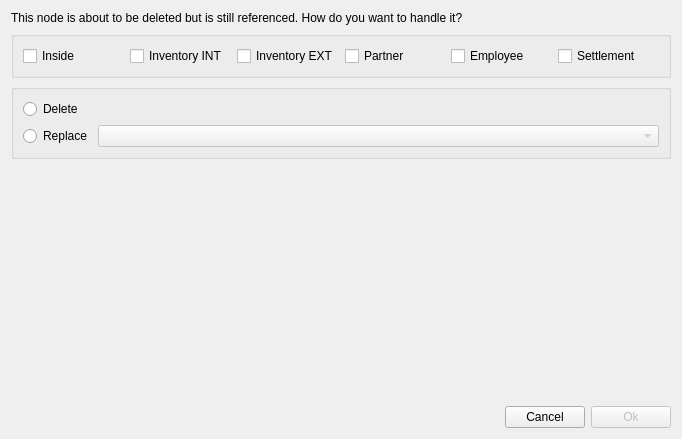
Qt form dialog/deletenode/leafdeletedialog.ui (ytxerp/ytx-client) before a commit.
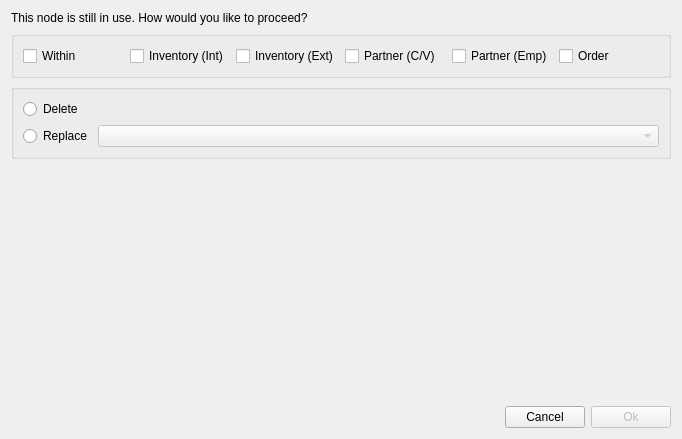
The same form after that commit. Custom widgets are drawn as their Qt base class.

Diff of the .ui file:
```diff
--- a/dialog/deletenode/leafdeletedialog.ui
+++ b/dialog/deletenode/leafdeletedialog.ui
@@ -130,7 +130,7 @@
          <string>Currently referenced by linked nodes within the same section.</string>
         </property>
         <property name="text">
-         <string>Inside</string>
+         <string>Within</string>
         </property>
        </widget>
       </item>
@@ -140,7 +140,7 @@
          <string>This inventory node (internal unit) is currently referenced by partner, sale, or purchase entries.</string>
         </property>
         <property name="text">
-         <string>Inventory INT</string>
+         <string>Inventory (Int)</string>
         </property>
        </widget>
       </item>
@@ -150,7 +150,7 @@
          <string>This inventory node (external unit) is currently referenced by partner entries.</string>
         </property>
         <property name="text">
-         <string>Inventory EXT</string>
+         <string>Inventory (Ext)</string>
         </property>
        </widget>
       </item>
@@ -160,7 +160,7 @@
          <string>This partner node (customer or vendor) is currently referenced by sale or purchase nodes.</string>
         </property>
         <property name="text">
-         <string>Partner</string>
+         <string>Partner (C/V)</string>
         </property>
        </widget>
       </item>
@@ -170,7 +170,7 @@
          <string>This partner node (employee) is currently referenced by sale or purchase nodes.</string>
         </property>
         <property name="text">
-         <string>Employee</string>
+         <string>Partner (Emp)</string>
         </property>
        </widget>
       </item>
@@ -180,7 +180,7 @@
          <string>This order node (sale or purchase) is currently settled.</string>
         </property>
         <property name="text">
-         <string>Settlement</string>
+         <string>Order</string>
         </property>
        </widget>
       </item>
@@ -190,7 +190,7 @@
    <item row="0" column="0">
     <widget class="QLabel" name="label">
      <property name="text">
-      <string>This node is about to be deleted but is still referenced. How do you want to handle it?</string>
+      <string>This node is still in use. How would you like to proceed?</string>
      </property>
     </widget>
    </item>
```
Left out of the diff: 20 changed lines with no effect on the pictures.
